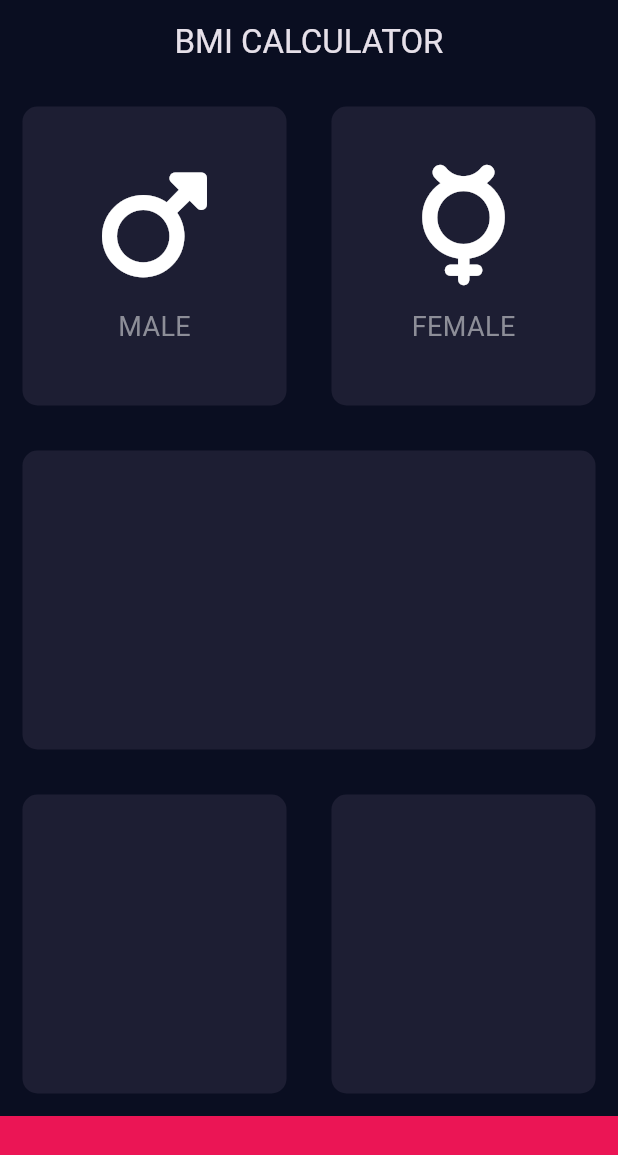
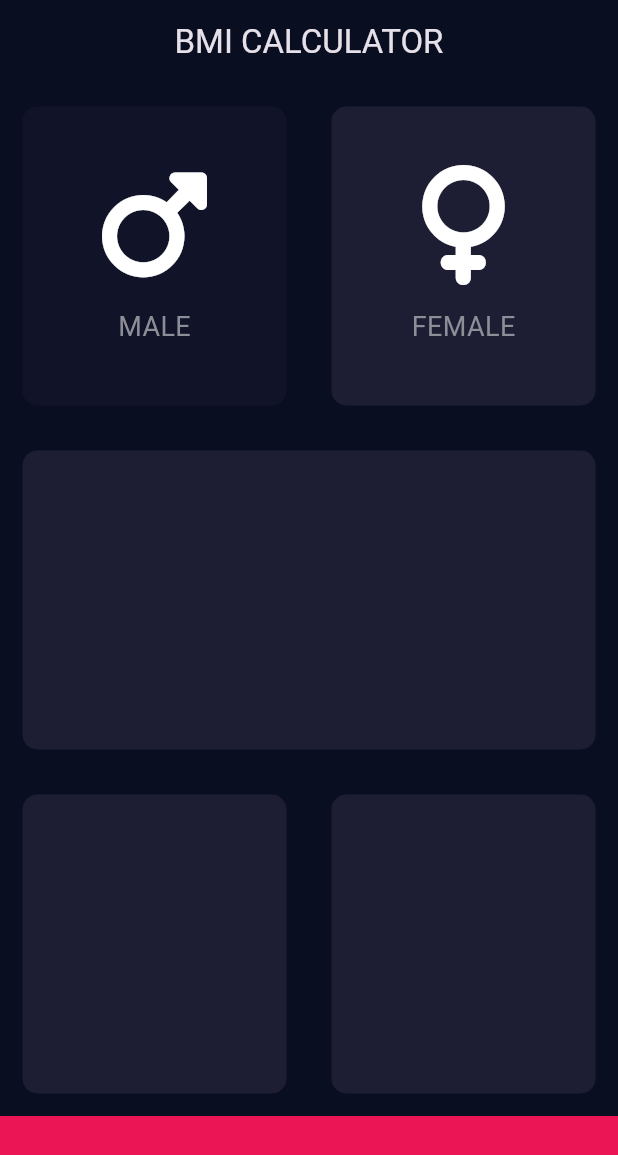
Before and after one commit to BenCodeurr/bmi_calculator_flutter, a Flutter app: the screen it shows after launch, on a phone screen of 412 x 824 dp. Shown: the top 1155 px of the screen. Run offline on Flutter 3.47's test engine with Material 3 defaults, Android fonts, the phone set to English and light mode, and no system bars; our stand-ins replace font_awesome_flutter.

Commit message:
updateColor method implemented

```diff
--- a/lib/input_page.dart
+++ b/lib/input_page.dart
@@ -4,6 +4,7 @@ import './components/card_content.dart';
 import 'package:font_awesome_flutter/font_awesome_flutter.dart';
 
 const activeCardColor = Color(0xFF1D1E33);
+const inactiveCardColor = Color(0xFF111328);
 const bottomContainerHeight = 80.0;
 const bottomContainerColor = Color(0xFFEB1555);
 
@@ -15,6 +16,28 @@ class InputPage extends StatefulWidget {
 }
 
 class _InputPageState extends State<InputPage> {
+  Color maleCardColor = inactiveCardColor;
+  Color femaleCardColor = activeCardColor;
+
+  void updateCardColor(int gender) {
+    if (gender == 1) {
+      if (maleCardColor == inactiveCardColor) {
+        maleCardColor = activeCardColor;
+        femaleCardColor = inactiveCardColor;
+      } else {
+        maleCardColor = inactiveCardColor;
+      }
+    }
+    if (gender == 2) {
+      if (femaleCardColor == inactiveCardColor) {
+        femaleCardColor = activeCardColor;
+        maleCardColor = inactiveCardColor;
+      } else {
+        femaleCardColor = inactiveCardColor;
+      }
+    }
+  }
+
   @override
   Widget build(BuildContext context) {
     return Scaffold(
@@ -25,24 +48,38 @@ class _InputPageState extends State<InputPage> {
       ),
       body: Column(
         children: [
-          const Expanded(
+          Expanded(
             child: Row(
               children: [
                 Expanded(
-                  child: ReusableCard(
-                    colour: activeCardColor,
-                    cardChild: CardContent(
-                      cardIcon: FontAwesomeIcons.mars,
-                      cardTitle: 'MALE',
+                  child: GestureDetector(
+                    onTap: () {
+                      setState(() {
+                        updateCardColor(1);
+                      });
+                    },
+                    child: ReusableCard(
+                      colour: maleCardColor,
+                      cardChild: const CardContent(
+                        cardIcon: FontAwesomeIcons.mars,
+                        cardTitle: 'MALE',
+                      ),
                     ),
                   ),
                 ),
                 Expanded(
-                  child: ReusableCard(
-                    colour: activeCardColor,
-                    cardChild: CardContent(
-                        cardTitle: 'FEMALE',
-                        cardIcon: FontAwesomeIcons.mercury),
+                  child: GestureDetector(
+                    onTap: () {
+                      setState(() {
+                        updateCardColor(2);
+                      });
+                    },
+                    child: ReusableCard(
+                      colour: femaleCardColor,
+                      cardChild: const CardContent(
+                          cardTitle: 'FEMALE',
+                          cardIcon: FontAwesomeIcons.venus),
+                    ),
                   ),
                 ),
               ],
```
